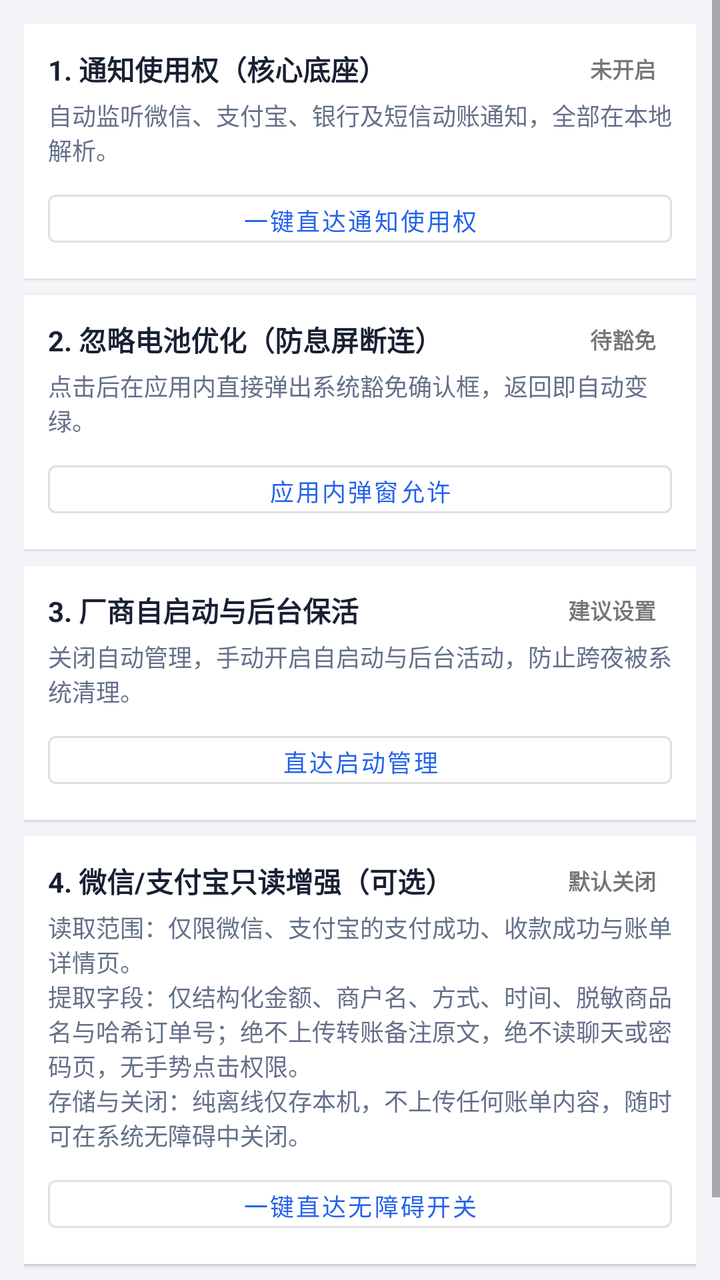
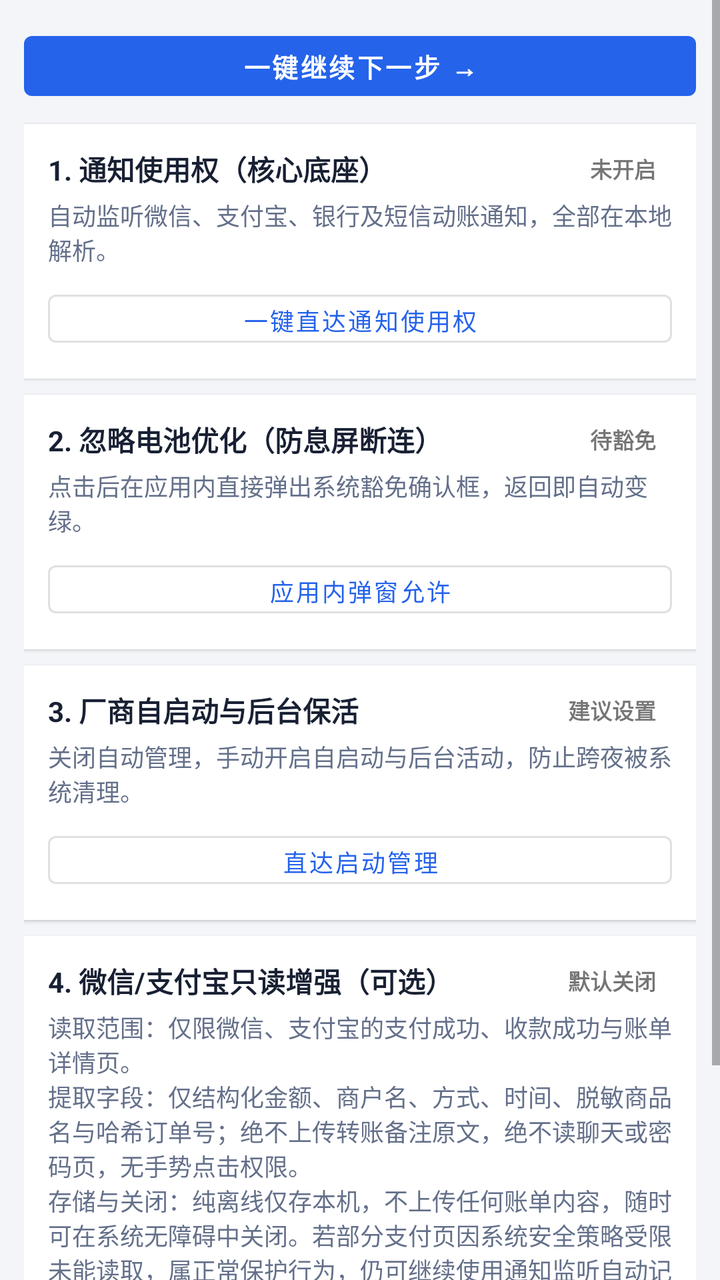

Two renders of the same Android screen: before a commit and after it. Below are the layout's source before the change and the commit's diff.
<!-- AndroidManifest.xml: application theme Theme.WalletWatcher -->
<!-- res/layout/dialog_permission_pipeline.xml -->
<?xml version="1.0" encoding="utf-8"?>
<ScrollView xmlns:android="http://schemas.android.com/apk/res/android"
    android:layout_width="match_parent"
    android:layout_height="wrap_content"
    android:background="@color/bg_page">

    <LinearLayout
        android:layout_width="match_parent"
        android:layout_height="wrap_content"
        android:orientation="vertical"
        android:padding="12dp">

        
        <LinearLayout
            android:id="@+id/cardStepNotify"
            android:layout_width="match_parent"
            android:layout_height="wrap_content"
            android:layout_marginBottom="8dp"
            android:background="@color/surface"
            android:elevation="1dp"
            android:orientation="vertical"
            android:padding="12dp">

            <LinearLayout
                android:layout_width="match_parent"
                android:layout_height="wrap_content"
                android:gravity="center_vertical"
                android:orientation="horizontal">

                <TextView
                    android:layout_width="0dp"
                    android:layout_height="wrap_content"
                    android:layout_weight="1"
                    android:text="1. 通知使用权（核心底座）"
                    android:textColor="@color/text_main"
                    android:textSize="14sp"
                    android:textStyle="bold" />

                <TextView
                    android:id="@+id/tvStepNotifyStatus"
                    android:layout_width="wrap_content"
                    android:layout_height="wrap_content"
                    android:paddingHorizontal="8dp"
                    android:paddingVertical="2dp"
                    android:text="未开启"
                    android:textSize="11sp"
                    android:textStyle="bold" />
            </LinearLayout>

            <TextView
                android:id="@+id/tvStepNotifyDesc"
                android:layout_width="match_parent"
                android:layout_height="wrap_content"
                android:layout_marginTop="4dp"
                android:text="自动监听微信、支付宝、银行及短信动账通知，全部在本地解析。"
                android:textColor="@color/text_muted"
                android:textSize="12sp" />

            <Button
                android:id="@+id/btnStepNotify"
                style="@style/Widget.MaterialComponents.Button.OutlinedButton"
                android:layout_width="match_parent"
                android:layout_height="36dp"
                android:layout_marginTop="8dp"
                android:text="一键直达通知使用权"
                android:textSize="12sp" />
        </LinearLayout>

        
        <LinearLayout
            android:id="@+id/cardStepBattery"
            android:layout_width="match_parent"
            android:layout_height="wrap_content"
            android:layout_marginBottom="8dp"
            android:background="@color/surface"
            android:elevation="1dp"
            android:orientation="vertical"
            android:padding="12dp">

            <LinearLayout
                android:layout_width="match_parent"
                android:layout_height="wrap_content"
                android:gravity="center_vertical"
                android:orientation="horizontal">

                <TextView
                    android:layout_width="0dp"
                    android:layout_height="wrap_content"
                    android:layout_weight="1"
                    android:text="2. 忽略电池优化（防息屏断连）"
                    android:textColor="@color/text_main"
                    android:textSize="14sp"
                    android:textStyle="bold" />

                <TextView
                    android:id="@+id/tvStepBatteryStatus"
                    android:layout_width="wrap_content"
                    android:layout_height="wrap_content"
                    android:paddingHorizontal="8dp"
                    android:paddingVertical="2dp"
                    android:text="待豁免"
                    android:textSize="11sp"
                    android:textStyle="bold" />
            </LinearLayout>

            <TextView
                android:id="@+id/tvStepBatteryDesc"
                android:layout_width="match_parent"
                android:layout_height="wrap_content"
                android:layout_marginTop="4dp"
                android:text="点击后在应用内直接弹出系统豁免确认框，返回即自动变绿。"
                android:textColor="@color/text_muted"
                android:textSize="12sp" />

            <Button
                android:id="@+id/btnStepBattery"
                style="@style/Widget.MaterialComponents.Button.OutlinedButton"
                android:layout_width="match_parent"
                android:layout_height="36dp"
                android:layout_marginTop="8dp"
                android:text="应用内弹窗允许"
                android:textSize="12sp" />
        </LinearLayout>

        
        <LinearLayout
            android:id="@+id/cardStepOem"
            android:layout_width="match_parent"
            android:layout_height="wrap_content"
            android:layout_marginBottom="8dp"
            android:background="@color/surface"
            android:elevation="1dp"
            android:orientation="vertical"
            android:padding="12dp">

            <LinearLayout
                android:layout_width="match_parent"
                android:layout_height="wrap_content"
                android:gravity="center_vertical"
                android:orientation="horizontal">

                <TextView
                    android:id="@+id/tvStepOemTitle"
                    android:layout_width="0dp"
                    android:layout_height="wrap_content"
                    android:layout_weight="1"
                    android:text="3. 厂商自启动与后台保活"
                    android:textColor="@color/text_main"
                    android:textSize="14sp"
                    android:textStyle="bold" />

                <TextView
                    android:id="@+id/tvStepOemStatus"
                    android:layout_width="wrap_content"
                    android:layout_height="wrap_content"
                    android:paddingHorizontal="8dp"
                    android:paddingVertical="2dp"
                    android:text="建议设置"
                    android:textSize="11sp"
                    android:textStyle="bold" />
            </LinearLayout>

            <TextView
                android:id="@+id/tvStepOemDesc"
                android:layout_width="match_parent"
                android:layout_height="wrap_content"
                android:layout_marginTop="4dp"
                android:text="关闭自动管理，手动开启自启动与后台活动，防止跨夜被系统清理。"
                android:textColor="@color/text_muted"
                android:textSize="12sp" />

            <Button
                android:id="@+id/btnStepOem"
                style="@style/Widget.MaterialComponents.Button.OutlinedButton"
                android:layout_width="match_parent"
                android:layout_height="36dp"
                android:layout_marginTop="8dp"
                android:text="直达启动管理"
                android:textSize="12sp" />
        </LinearLayout>

        
        <LinearLayout
            android:id="@+id/cardStepScreen"
            android:layout_width="match_parent"
            android:layout_height="wrap_content"
            android:layout_marginBottom="8dp"
            android:background="@color/surface"
            android:elevation="1dp"
            android:orientation="vertical"
            android:padding="12dp">

            <LinearLayout
                android:layout_width="match_parent"
                android:layout_height="wrap_content"
                android:gravity="center_vertical"
                android:orientation="horizontal">

                <TextView
                    android:layout_width="0dp"
                    android:layout_height="wrap_content"
                    android:layout_weight="1"
                    android:text="4. 微信/支付宝只读增强（可选）"
                    android:textColor="@color/text_main"
                    android:textSize="14sp"
                    android:textStyle="bold" />

                <TextView
                    android:id="@+id/tvStepScreenStatus"
                    android:layout_width="wrap_content"
                    android:layout_height="wrap_content"
                    android:paddingHorizontal="8dp"
                    android:paddingVertical="2dp"
                    android:text="默认关闭"
                    android:textSize="11sp"
                    android:textStyle="bold" />
            </LinearLayout>

            <TextView
                android:id="@+id/tvStepScreenDesc"
                android:layout_width="match_parent"
                android:layout_height="wrap_content"
                android:layout_marginTop="4dp"
                android:text="读取范围：仅限微信、支付宝的支付成功、收款成功与账单详情页。\n提取字段：仅结构化金额、商户名、方式、时间、脱敏商品名与哈希订单号；绝不上传转账备注原文，绝不读聊天或密码页，无手势点击权限。\n存储与关闭：纯离线仅存本机，不上传任何账单内容，随时可在系统无障碍中关闭。"
                android:textColor="@color/text_muted"
                android:textSize="12sp" />

            <Button
                android:id="@+id/btnStepScreen"
                style="@style/Widget.MaterialComponents.Button.OutlinedButton"
                android:layout_width="match_parent"
                android:layout_height="36dp"
                android:layout_marginTop="8dp"
                android:text="一键直达无障碍开关"
                android:textSize="12sp" />

            <Button
                android:id="@+id/btnScreenRestrictedHelp"
                style="@style/Widget.MaterialComponents.Button.TextButton"
                android:layout_width="wrap_content"
                android:layout_height="32dp"
                android:layout_gravity="end"
                android:text="Android 13+ 开关灰掉？直达应用详情 →"
                android:textSize="11sp"
                android:visibility="gone" />
        </LinearLayout>

        
        <LinearLayout
            android:id="@+id/cardRestrictedHint"
            android:layout_width="match_parent"
            android:layout_height="wrap_content"
            android:layout_marginBottom="8dp"
            android:background="@color/status_warn_bg"
            android:orientation="vertical"
            android:padding="10dp"
            android:visibility="gone">

            <TextView
                android:layout_width="match_parent"
                android:layout_height="wrap_content"
                android:text="Android 13–15 侧载遇到「受限设置」灰掉怎么办？"
                android:textColor="@color/status_warn_text"
                android:textSize="12sp"
                android:textStyle="bold" />

            <TextView
                android:layout_width="match_parent"
                android:layout_height="wrap_content"
                android:layout_marginTop="3dp"
                android:text="先在上方开关点一次触发提示 → 点下方按钮直达应用详情 → 右上角 ⋮ 点「允许受限设置」→ 返回即可打开。"
                android:textColor="@color/text_main"
                android:textSize="11sp" />

            <Button
                android:id="@+id/btnOpenAppDetails"
                style="@style/Widget.MaterialComponents.Button.TextButton"
                android:layout_width="wrap_content"
                android:layout_height="34dp"
                android:layout_gravity="end"
                android:text="一键直达应用详情 →"
                android:textSize="12sp" />
        </LinearLayout>

        
        <TextView
            android:id="@+id/tvPipelineDiagnostics"
            android:layout_width="match_parent"
            android:layout_height="wrap_content"
            android:background="#F8FAFC"
            android:padding="8dp"
            android:text="运行诊断加载中..."
            android:textColor="@color/text_muted"
            android:textSize="11sp" />

    </LinearLayout>
</ScrollView>
<!-- resources referenced by this layout -->
<resources>
  <color name="bg_page">#F3F5F9</color>
  <color name="status_warn_bg">#FEF3C7</color>
  <color name="status_warn_text">#B45309</color>
  <color name="surface">#FFFFFF</color>
  <color name="text_main">#182033</color>
  <color name="text_muted">#64708A</color>
  <style name="Theme.WalletWatcher" parent="Theme.MaterialComponents.Light.NoActionBar">
          <item name="colorPrimary">@color/primary</item>
          <item name="colorPrimaryVariant">@color/primary</item>
          <item name="colorOnPrimary">#FFFFFF</item>
          <item name="android:statusBarColor">#1E293B</item>
      </style>
  <color name="primary">#2563EB</color>
</resources>

<!-- the commit's change to res/layout/dialog_permission_pipeline.xml (unified diff, before → after) -->
@@ -11,6 +11,53 @@
         android:padding="12dp">
 
         
+        <Button
+            android:id="@+id/btnNextPendingStep"
+            android:layout_width="match_parent"
+            android:layout_height="42dp"
+            android:layout_marginBottom="8dp"
+            android:text="一键继续下一步 →"
+            android:textSize="13sp"
+            android:textStyle="bold" />
+
+        
+        <LinearLayout
+            android:id="@+id/cardRestrictedHint"
+            android:layout_width="match_parent"
+            android:layout_height="wrap_content"
+            android:layout_marginBottom="8dp"
+            android:background="@color/status_warn_bg"
+            android:orientation="vertical"
+            android:padding="10dp"
+            android:visibility="gone">
+
+            <TextView
+                android:layout_width="match_parent"
+                android:layout_height="wrap_content"
+                android:text="Android 13–15 侧载遇到「受限设置」灰掉怎么办？"
+                android:textColor="@color/status_warn_text"
+                android:textSize="12sp"
+                android:textStyle="bold" />
+
+            <TextView
+                android:layout_width="match_parent"
+                android:layout_height="wrap_content"
+                android:layout_marginTop="3dp"
+                android:text="仅在系统明确提示「受限设置」导致开关灰掉时，先点此去应用详情 → 右上角 ⋮ 点「允许受限设置」，再返回开启开关。"
+                android:textColor="@color/text_main"
+                android:textSize="11sp" />
+
+            <Button
+                android:id="@+id/btnOpenAppDetails"
+                style="@style/Widget.MaterialComponents.Button.TextButton"
+                android:layout_width="wrap_content"
+                android:layout_height="34dp"
+                android:layout_gravity="end"
+                android:text="若提示受限，去应用详情解锁 →"
+                android:textSize="12sp" />
+        </LinearLayout>
+
+        
         <LinearLayout
             android:id="@+id/cardStepNotify"
             android:layout_width="match_parent"
@@ -177,6 +224,16 @@
                 android:layout_marginTop="8dp"
                 android:text="直达启动管理"
                 android:textSize="12sp" />
+
+            <Button
+                android:id="@+id/btnStepOemSkip"
+                style="@style/Widget.MaterialComponents.Button.TextButton"
+                android:layout_width="wrap_content"
+                android:layout_height="32dp"
+                android:layout_gravity="end"
+                android:text="我已手动设置 / 跳过此步"
+                android:textSize="11sp"
+                android:visibility="gone" />
         </LinearLayout>
 
         
@@ -221,7 +278,7 @@
                 android:layout_width="match_parent"
                 android:layout_height="wrap_content"
                 android:layout_marginTop="4dp"
-                android:text="读取范围：仅限微信、支付宝的支付成功、收款成功与账单详情页。\n提取字段：仅结构化金额、商户名、方式、时间、脱敏商品名与哈希订单号；绝不上传转账备注原文，绝不读聊天或密码页，无手势点击权限。\n存储与关闭：纯离线仅存本机，不上传任何账单内容，随时可在系统无障碍中关闭。"
+                android:text="读取范围：仅限微信、支付宝的支付成功、收款成功与账单详情页。\n提取字段：仅结构化金额、商户名、方式、时间、脱敏商品名与哈希订单号；绝不上传转账备注原文，绝不读聊天或密码页，无手势点击权限。\n存储与关闭：纯离线仅存本机，不上传任何账单内容，随时可在系统无障碍中关闭。若部分支付页因系统安全策略受限未能读取，属正常保护行为，仍可继续使用通知监听自动记账。"
                 android:textColor="@color/text_muted"
                 android:textSize="12sp" />
 
@@ -246,43 +303,6 @@
         </LinearLayout>
 
         
-        <LinearLayout
-            android:id="@+id/cardRestrictedHint"
-            android:layout_width="match_parent"
-            android:layout_height="wrap_content"
-            android:layout_marginBottom="8dp"
-            android:background="@color/status_warn_bg"
-            android:orientation="vertical"
-            android:padding="10dp"
-            android:visibility="gone">
-
-            <TextView
-                android:layout_width="match_parent"
-                android:layout_height="wrap_content"
-                android:text="Android 13–15 侧载遇到「受限设置」灰掉怎么办？"
-                android:textColor="@color/status_warn_text"
-                android:textSize="12sp"
-                android:textStyle="bold" />
-
-            <TextView
-                android:layout_width="match_parent"
-                android:layout_height="wrap_content"
-                android:layout_marginTop="3dp"
-                android:text="先在上方开关点一次触发提示 → 点下方按钮直达应用详情 → 右上角 ⋮ 点「允许受限设置」→ 返回即可打开。"
-                android:textColor="@color/text_main"
-                android:textSize="11sp" />
-
-            <Button
-                android:id="@+id/btnOpenAppDetails"
-                style="@style/Widget.MaterialComponents.Button.TextButton"
-                android:layout_width="wrap_content"
-                android:layout_height="34dp"
-                android:layout_gravity="end"
-                android:text="一键直达应用详情 →"
-                android:textSize="12sp" />
-        </LinearLayout>
-
-        
         <TextView
             android:id="@+id/tvPipelineDiagnostics"
             android:layout_width="match_parent"
